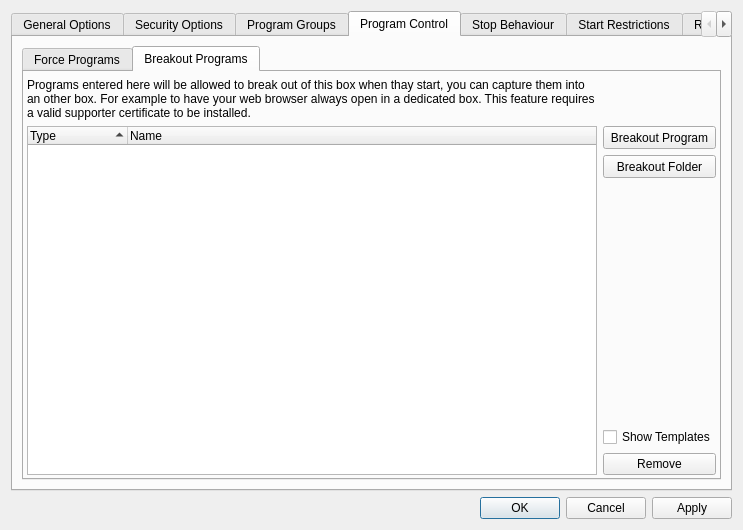
sandboxie-plus/Sandboxie, file SandboxiePlus/SandMan/Forms/OptionsWindow.ui: the form before one commit.
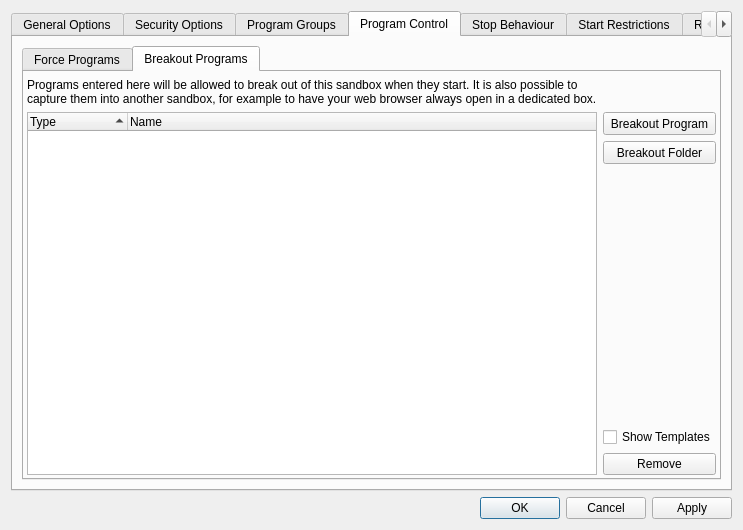
The form after the commit. The open tabs and pages were chosen to show the change.

```diff
--- a/SandboxiePlus/SandMan/Forms/OptionsWindow.ui
+++ b/SandboxiePlus/SandMan/Forms/OptionsWindow.ui
@@ -1565,7 +1565,7 @@
                <item row="0" column="0">
                 <widget class="QLabel" name="label_69">
                  <property name="text">
-                  <string>Programs entered here will be allowed to break out of this box when thay start, you can capture them into an other box. For example to have your web browser always open in a dedicated box. This feature requires a valid supporter certificate to be installed.</string>
+                  <string>Programs entered here will be allowed to break out of this sandbox when they start. It is also possible to capture them into another sandbox, for example to have your web browser always open in a dedicated box.</string>
                  </property>
                  <property name="wordWrap">
                   <bool>true</bool>
```
Left out of the diff: 4 changed lines with no effect on the pictures.
